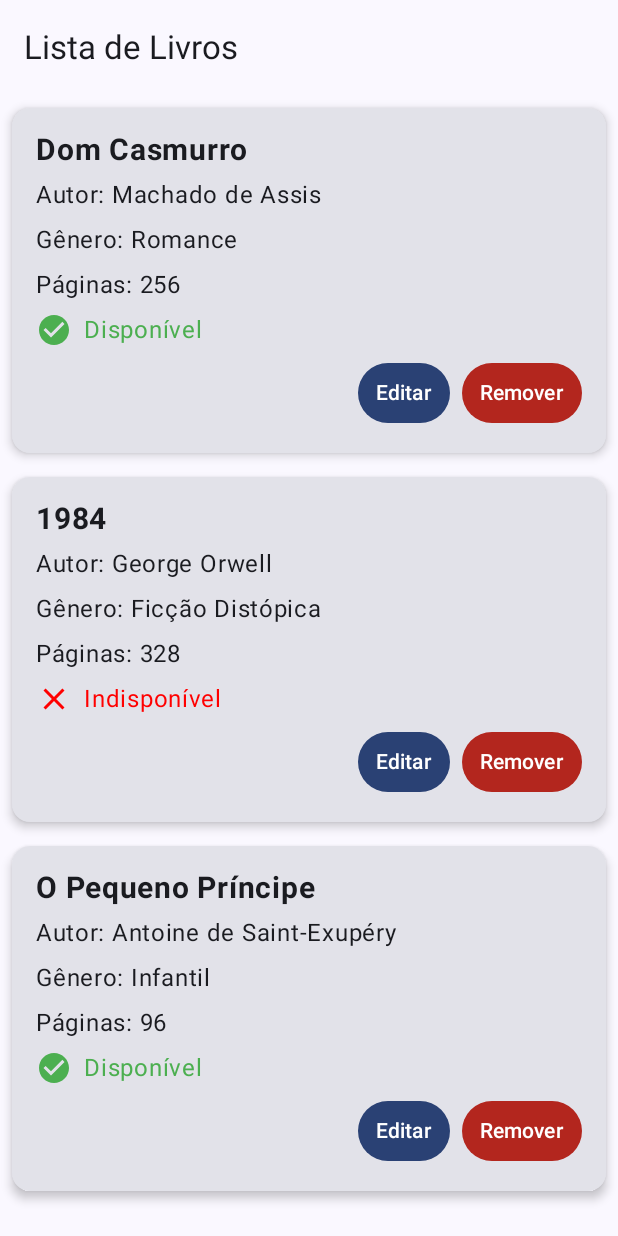
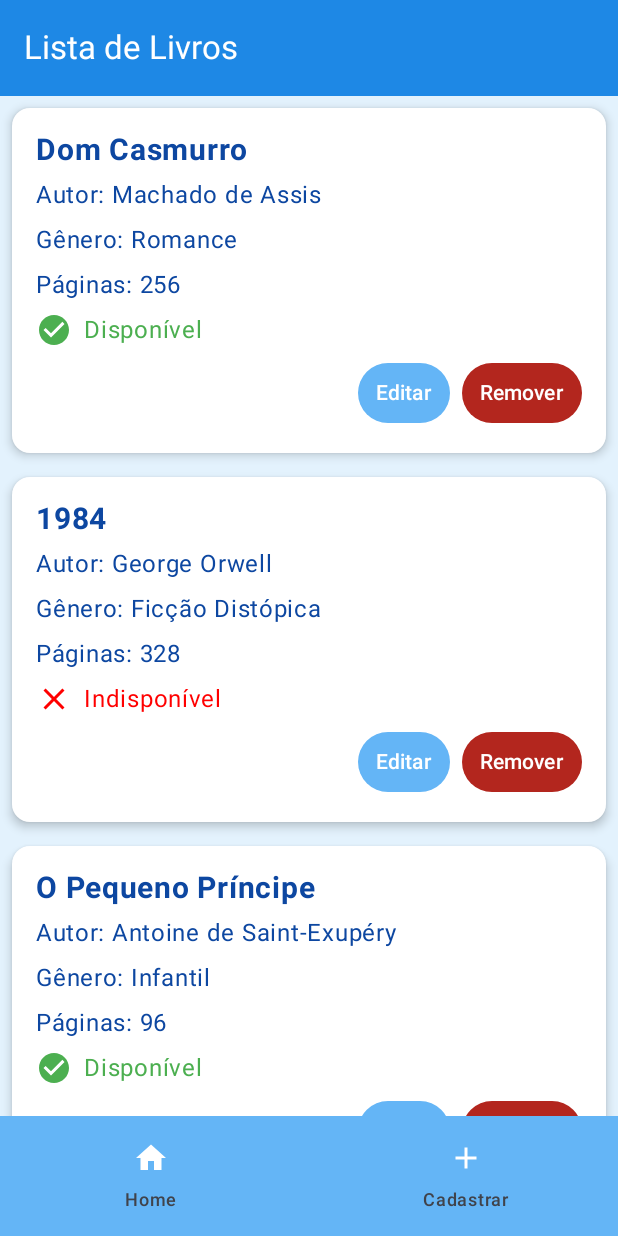
Before and after one commit to Yelcde/BookBack, an Android app built with Jetpack Compose: the screen it shows after launch (MainActivity), on a phone screen of 412 x 824 dp. Run offline under Robolectric (Android 15) with nearby library versions, the phone set to English and light mode, and no system bars.

Commit message:
Barra de Navegação e Estilização

```diff
--- a/app/build.gradle.kts
+++ b/app/build.gradle.kts
@@ -49,6 +49,8 @@ dependencies {
     implementation(libs.androidx.ui.graphics)
     implementation(libs.androidx.ui.tooling.preview)
     implementation(libs.androidx.material3)
+    implementation(libs.androidx.navigation.runtime.android)
+    implementation(libs.androidx.navigation.compose)
     testImplementation(libs.junit)
     androidTestImplementation(libs.androidx.junit)
     androidTestImplementation(libs.androidx.espresso.core)
--- a/app/src/main/java/br/edu/ifpb/pdm/booback/MainActivity.kt
+++ b/app/src/main/java/br/edu/ifpb/pdm/booback/MainActivity.kt
@@ -6,10 +6,15 @@ import androidx.activity.ComponentActivity
 import androidx.activity.compose.setContent
 import androidx.activity.enableEdgeToEdge
 import androidx.compose.foundation.layout.fillMaxSize
+import androidx.compose.foundation.layout.padding
 import androidx.compose.material3.Scaffold
 import androidx.compose.runtime.Composable
 import androidx.compose.ui.Modifier
 import androidx.compose.ui.tooling.preview.Preview
+import androidx.navigation.compose.NavHost
+import androidx.navigation.compose.composable
+import androidx.navigation.compose.rememberNavController
+import br.edu.ifpb.pdm.booback.ui.components.BottomNavigationBar
 import br.edu.ifpb.pdm.booback.ui.screens.LoginScreen
 import br.edu.ifpb.pdm.booback.ui.screens.MainScreen
 import br.edu.ifpb.pdm.booback.ui.screens.RegisterBookScreen
@@ -20,12 +25,29 @@ class MainActivity : ComponentActivity() {
     @SuppressLint("UnusedMaterial3ScaffoldPaddingParameter")
     override fun onCreate(savedInstanceState: Bundle?) {
         super.onCreate(savedInstanceState)
-        enableEdgeToEdge()
         setContent {
-            BooBackTheme {
-                Scaffold(modifier = Modifier.fillMaxSize()) {
-                    MainScreen()
-                }
+            BooBackApp()
+        }
+    }
+}
+
+@Composable
+fun BooBackApp() {
+    val navController = rememberNavController()
+
+    BooBackTheme {
+        Scaffold(
+            modifier = Modifier.fillMaxSize(),
+            bottomBar = { BottomNavigationBar(navController) }
+        ) { paddingValues ->
+            NavHost(
+                navController = navController,
+                startDestination = "mainScreen",
+                modifier = Modifier.padding(paddingValues)
+            ) {
+                composable("mainScreen") { MainScreen() }
+                composable("registerBook") { RegisterBookScreen() }
+//                composable("profile") { ProfileScreen() }
             }
         }
     }
--- /dev/null
+++ b/app/src/main/java/br/edu/ifpb/pdm/booback/ui/components/BottomNavigationBar.kt
@@ -0,0 +1,33 @@
+package br.edu.ifpb.pdm.booback.ui.components
+
+import androidx.compose.material.icons.Icons
+import androidx.compose.material.icons.filled.Add
+import androidx.compose.material.icons.filled.Home
+import androidx.compose.material3.*
+import androidx.compose.runtime.Composable
+import androidx.compose.ui.graphics.Color
+import androidx.navigation.NavController
+
+@Composable
+fun BottomNavigationBar(navController: NavController) {
+    NavigationBar(containerColor = Color(0xFF64B5F6)) {
+        NavigationBarItem(
+            icon = { Icon(Icons.Default.Home, contentDescription = "Home", tint = Color.White)   },
+            label = { Text("Home") },
+            selected = false,
+            onClick = { navController.navigate("MainScreen") }
+        )
+        NavigationBarItem(
+            icon = { Icon(Icons.Default.Add, contentDescription = "Cadastrar Livro", tint = Color.White) },
+            label = { Text("Cadastrar") },
+            selected = false,
+            onClick = { navController.navigate("registerBook") }
+        )
+//        NavigationBarItem(
+//            icon = { Icon(Icons.Default.Person, contentDescription = "Perfil", tint = Color.White) },
+//            label = { Text("Perfil") },
+//            selected = false,
+//            onClick = { navController.navigate("profile") }
+//        )
+    }
+}
--- a/app/src/main/java/br/edu/ifpb/pdm/booback/ui/screens/LoginScreen.kt
+++ b/app/src/main/java/br/edu/ifpb/pdm/booback/ui/screens/LoginScreen.kt
@@ -86,7 +86,7 @@ fun LoginScreen(onLoginSuccess: () -> Unit) {
                     errorMessage = "Preencha todos os campos!"
                 }
             },
-            colors = ButtonDefaults.buttonColors(containerColor = Color(0xFF91CAFF)), // Azul #91CAFF
+            colors = ButtonDefaults.buttonColors(containerColor = Color(0xFF64B5F6)),
             modifier = Modifier
                 .fillMaxWidth()
                 .height(50.dp)
--- a/app/src/main/java/br/edu/ifpb/pdm/booback/ui/screens/MainScreen.kt
+++ b/app/src/main/java/br/edu/ifpb/pdm/booback/ui/screens/MainScreen.kt
@@ -2,6 +2,7 @@ package br.edu.ifpb.pdm.booback.ui.screens
 
 import android.content.Context
 import android.widget.Toast
+import androidx.compose.foundation.background
 import androidx.compose.foundation.layout.Arrangement
 import androidx.compose.foundation.layout.Column
 import androidx.compose.foundation.layout.Row
@@ -25,6 +26,7 @@ import androidx.compose.material3.Scaffold
 import androidx.compose.material3.Text
 import androidx.compose.material3.TextButton
 import androidx.compose.material3.TopAppBar
+import androidx.compose.material3.TopAppBarDefaults
 import androidx.compose.runtime.Composable
 import androidx.compose.runtime.getValue
 import androidx.compose.runtime.mutableStateOf
@@ -40,6 +42,8 @@ import androidx.compose.ui.unit.sp
 import br.edu.ifpb.pdm.booback.DB
 import br.edu.ifpb.pdm.booback.models.Book
 
+
+
 @OptIn(ExperimentalMaterial3Api::class)
 @Composable
 fun MainScreen() {
@@ -48,26 +52,31 @@ fun MainScreen() {
 
     Scaffold(
         topBar = {
-            TopAppBar(title = { Text("Lista de Livros") })
-        }
-    ) { paddingValues ->
-        Column(modifier = Modifier.padding(paddingValues)) {
-            LazyColumn(modifier = Modifier.fillMaxSize()) {
-                items(books) { book ->
-                    BookItem(
-                        book = book,
-                        onDelete = {
+            TopAppBar(
+                title = { Text("Lista de Livros", color = Color.White) },
+                colors = TopAppBarDefaults.topAppBarColors(
+                    containerColor = Color(0xFF1E88E5)
+                )
+            )
+        },
+        content = { paddingValues ->
+            Column(modifier = Modifier.padding(paddingValues).background(Color(0xFFE3F2FD))) {
+                LazyColumn(modifier = Modifier.fillMaxSize()) {
+                    items(books) { book ->
+                        BookItem(book = book, onDelete = {
                             DB.removeBook(book.getId())
                             books = DB.getBooks()
                             showToast(context, "Livro removido")
                         },
-                        onEdit = { }
-                    )
+                            onEdit = { }
+                        )
+                    }
                 }
             }
         }
-    }
+    )
 }
+
 
 @Composable
 fun BookItem(book: Book, onDelete: () -> Unit, onEdit: () -> Unit) {
@@ -75,16 +84,17 @@ fun BookItem(book: Book, onDelete: () -> Unit, onEdit: () -> Unit) {
         modifier = Modifier
             .fillMaxWidth()
             .padding(8.dp),
+        colors = CardDefaults.cardColors(containerColor = Color.White),
         elevation = CardDefaults.cardElevation(defaultElevation = 4.dp)
     ) {
         Column(
             modifier = Modifier.padding(16.dp),
             verticalArrangement = Arrangement.spacedBy(6.dp)
         ) {
-            Text(text = book.getTitle(), fontSize = 20.sp, fontWeight = FontWeight.Bold)
-            Text(text = "Autor: ${book.getAuthor()}")
-            Text(text = "Gênero: ${book.getGender()}")
-            Text(text = "Páginas: ${book.getPages()}")
+            Text(text = book.getTitle(), fontSize = 20.sp, fontWeight = FontWeight.Bold, color = Color(0xFF0D47A1))
+            Text(text = "Autor: ${book.getAuthor()}", color = Color(0xFF0D47A1))
+            Text(text = "Gênero: ${book.getGender()}", color = Color(0xFF0D47A1))
+            Text(text = "Páginas: ${book.getPages()}", color = Color(0xFF0D47A1))
 
             Row(verticalAlignment = Alignment.CenterVertically) {
                 if (book.getIsAvailable()) {
@@ -112,7 +122,7 @@ fun BookItem(book: Book, onDelete: () -> Unit, onEdit: () -> Unit) {
             ) {
                 TextButton(
                     onClick = onEdit,
-                    colors = ButtonDefaults.buttonColors(containerColor = MaterialTheme.colorScheme.primary)
+                    colors = ButtonDefaults.buttonColors(containerColor = Color(0xFF64B5F6))
                 ) {
                     Text("Editar")
                 }
@@ -130,6 +140,8 @@ fun BookItem(book: Book, onDelete: () -> Unit, onEdit: () -> Unit) {
     }
 }
 
+
+
 fun showToast(context: Context, message: String) {
     Toast.makeText(context, message, Toast.LENGTH_SHORT).show()
 }
--- a/app/src/main/java/br/edu/ifpb/pdm/booback/ui/screens/RegisterScreen.kt
+++ b/app/src/main/java/br/edu/ifpb/pdm/booback/ui/screens/RegisterScreen.kt
@@ -115,7 +115,7 @@ fun RegisterScreen(onRegisterSuccess: () -> Unit) {
                 }
             },
             colors = ButtonDefaults.buttonColors(
-                containerColor = Color(0xFF91CAFF) // Azul #91CAFF
+                containerColor = Color(0xFF64B5F6)
             ),
             modifier = Modifier
                 .fillMaxWidth()
--- a/gradle/libs.versions.toml
+++ b/gradle/libs.versions.toml
@@ -8,6 +8,8 @@ espressoCore = "3.6.1"
 lifecycleRuntimeKtx = "2.8.7"
 activityCompose = "1.10.0"
 composeBom = "2024.04.01"
+navigationRuntimeAndroid = "2.9.0-alpha06"
+navigationCompose = "2.8.7"
 
 [libraries]
 androidx-core-ktx = { group = "androidx.core", name = "core-ktx", version.ref = "coreKtx" }
@@ -24,6 +26,8 @@ androidx-ui-tooling-preview = { group = "androidx.compose.ui", name = "ui-toolin
 androidx-ui-test-manifest = { group = "androidx.compose.ui", name = "ui-test-manifest" }
 androidx-ui-test-junit4 = { group = "androidx.compose.ui", name = "ui-test-junit4" }
 androidx-material3 = { group = "androidx.compose.material3", name = "material3" }
+androidx-navigation-runtime-android = { group = "androidx.navigation", name = "navigation-runtime-android", version.ref = "navigationRuntimeAndroid" }
+androidx-navigation-compose = { group = "androidx.navigation", name = "navigation-compose", version.ref = "navigationCompose" }
 
 [plugins]
 android-application = { id = "com.android.application", version.ref = "agp" }
```
Also changed, not shown: app/src/main/java/br/edu/ifpb/pdm/booback/ui/screens/RegisterBookScreen.kt (+11 -18 lines).
